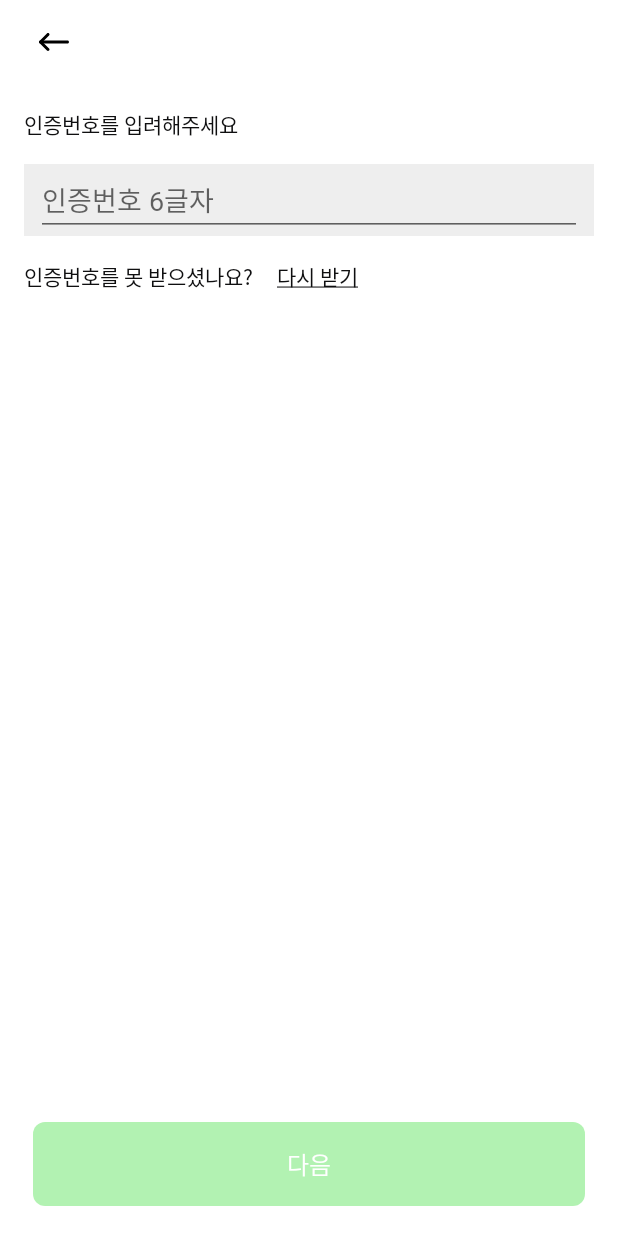
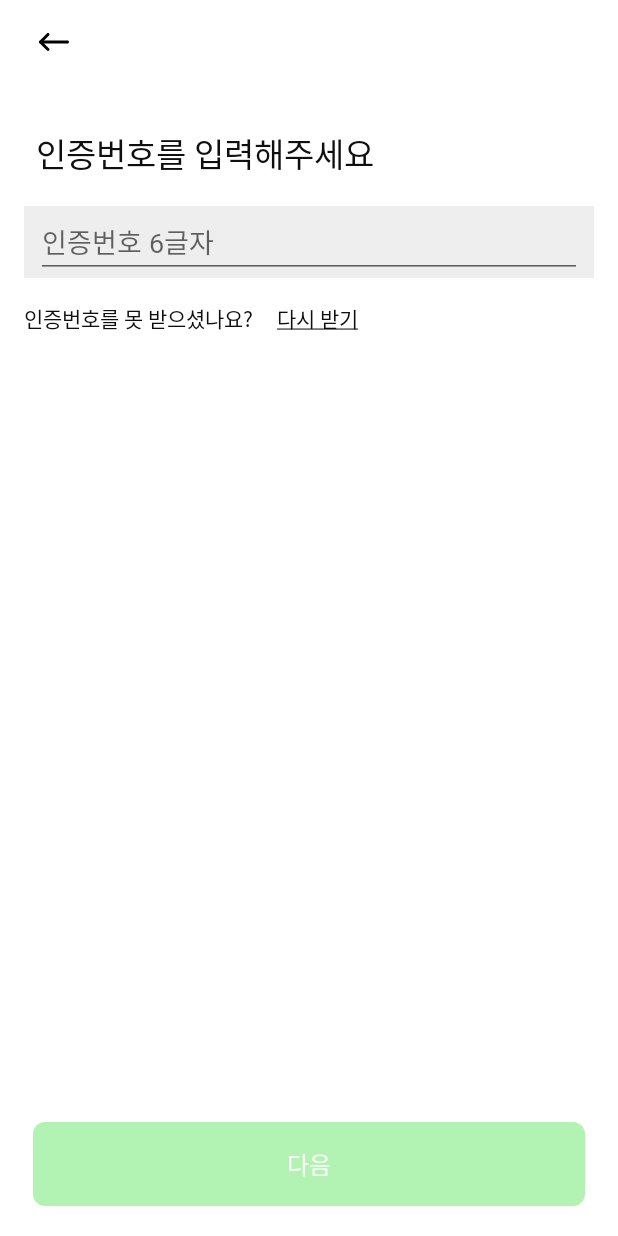
Before and after one commit to GwanakMT/sodosiAndroid, an Android app: the Step3Fragment screen opened through its navigation route, on a phone screen of 412 x 824 dp. Run offline under Robolectric (Android 15) with nearby library versions, the phone set to English and light mode, and no system bars; our stand-ins replace Dagger/Hilt's generated code, Firebase (no records; nobody signed in at launch, a user with empty details on screens opened directly), data binding; pictures from the network do not load; Roboto replaces fonts that are not available here.

Commit message:
온보딩 화면 Title2 적용

```diff
--- a/app/src/main/res/layout/fragment_step2.xml
+++ b/app/src/main/res/layout/fragment_step2.xml
@@ -17,8 +17,10 @@
         android:id="@+id/tvPhoneNumber"
         android:layout_width="wrap_content"
         android:layout_height="wrap_content"
-        android:layout_margin="16dp"
+        android:layout_marginStart="24dp"
+        android:layout_marginTop="32dp"
         android:text="@string/onboarding_input_phone_number"
+        android:theme="@style/Typography.Titles.Title2.Bold"
         app:layout_constraintStart_toStartOf="parent"
         app:layout_constraintTop_toBottomOf="@id/appbar" />
 
--- a/app/src/main/res/layout/fragment_step3.xml
+++ b/app/src/main/res/layout/fragment_step3.xml
@@ -14,9 +14,11 @@
 
     <TextView
         android:id="@+id/tvSmsCode"
+        style="@style/Typography.Titles.Title2.Bold"
         android:layout_width="wrap_content"
         android:layout_height="wrap_content"
-        android:layout_margin="16dp"
+        android:layout_marginStart="24dp"
+        android:layout_marginTop="32dp"
         android:text="@string/onboarding_input_sms_code"
         app:layout_constraintStart_toStartOf="parent"
         app:layout_constraintTop_toBottomOf="@id/appbar" />
--- a/app/src/main/res/layout/fragment_step4.xml
+++ b/app/src/main/res/layout/fragment_step4.xml
@@ -15,9 +15,11 @@
 
     <TextView
         android:id="@+id/tvPassword"
+        style="@style/Typography.Titles.Title2.Bold"
         android:layout_width="wrap_content"
         android:layout_height="wrap_content"
-        android:layout_margin="16dp"
+        android:layout_marginStart="24dp"
+        android:layout_marginTop="32dp"
         android:text="@string/onboarding_input_password"
         app:layout_constraintStart_toStartOf="parent"
         app:layout_constraintTop_toBottomOf="@id/appbar" />
--- a/app/src/main/res/layout/fragment_step5.xml
+++ b/app/src/main/res/layout/fragment_step5.xml
@@ -15,9 +15,11 @@
 
     <TextView
         android:id="@+id/tvNickname"
+        style="@style/Typography.Titles.Title2.Bold"
         android:layout_width="wrap_content"
         android:layout_height="wrap_content"
-        android:layout_margin="16dp"
+        android:layout_marginStart="24dp"
+        android:layout_marginTop="32dp"
         android:text="@string/onboarding_input_nickname"
         app:layout_constraintStart_toStartOf="parent"
         app:layout_constraintTop_toBottomOf="@id/appbar" />
--- a/app/src/main/res/values/strings.xml
+++ b/app/src/main/res/values/strings.xml
@@ -19,7 +19,7 @@
     <string name="onboarding_phone_number_hint">01012345678</string>
     <string name="onboarding_phone_number_guide">소도시는 정확한 우리 동네 지도를 위해 휴대폰 번호로 가입합니다.\n번호는 어디에도 공개되지 않습니다.</string>
 
-    <string name="onboarding_input_sms_code">인증번호를 입려해주세요</string>
+    <string name="onboarding_input_sms_code">인증번호를 입력해주세요</string>
     <string name="onboarding_sms_code_hint">인증번호 6글자</string>
     <string name="onboarding_sms_code_lost">인증번호를 못 받으셨나요?</string>
     <string name="onboarding_sms_code_resend"><u>다시 받기</u></string>
```
